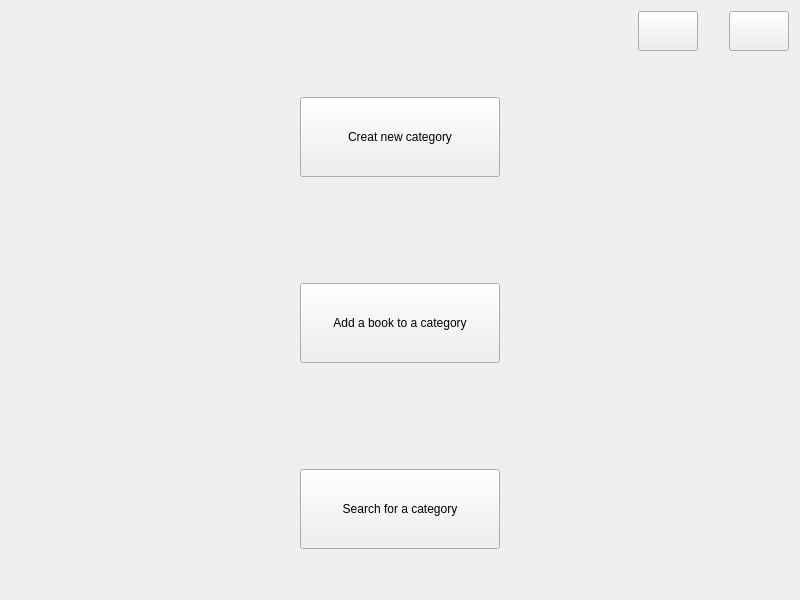
The window that Project/categories.ui (AminNaghiyan/uiap92_project) describes before a commit, drawn with Qt 5.
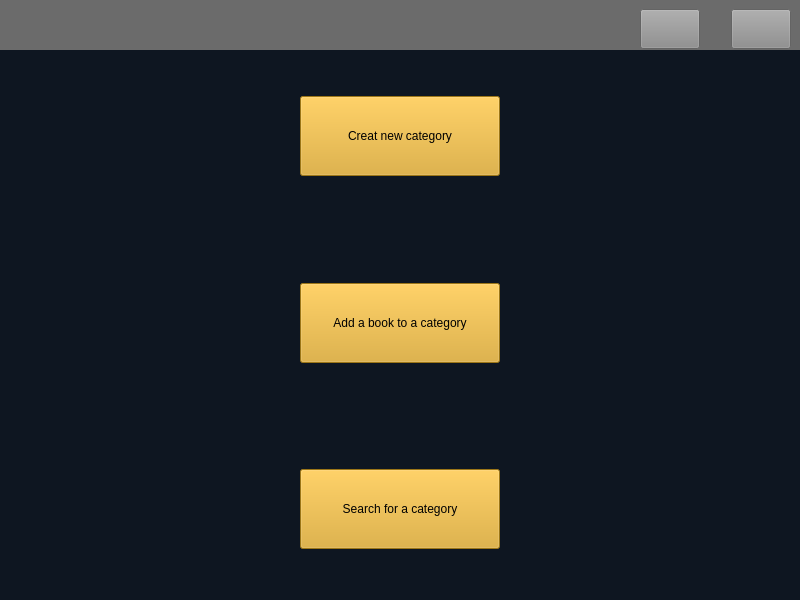
The same window after the commit. Icons and pictures are not drawn.

Commit message: Design final appearance of page Categories

Patch:
```diff
--- a/Project/categories.ui
+++ b/Project/categories.ui
@@ -13,16 +13,101 @@
   <property name="windowTitle">
    <string>Form</string>
   </property>
+  <property name="styleSheet">
+   <string notr="true">#categories
+{
+background-color : rgb(14, 22, 33)
+}
+
+#top
+{
+background-color : rgb(107, 107, 107)
+}
+
+#back::hover
+{
+	background-color: rgb(206, 206, 206);
+}
+
+#back
+{
+background-color : rgb(140, 140, 140) ;
+border-color: rgb(0, 0, 0);
+}
+#close
+{
+background-color : rgb(140, 140, 140) ;
+}
+
+#close::hover
+{
+background-color : red 
+}
+
+
+#creat_new_category
+{
+background-color : rgb(218, 165, 32)
+}
+
+#add_to_category
+{
+background-color : rgb(218, 165, 32)
+}
+
+#search_category
+{
+background-color : rgb(218, 165, 32)
+}
+
+
+#creat_new_category::hover
+{
+background-color : #008080
+}
+
+#add_to_category::hover
+{
+background-color : #008080
+}
+
+#search_category::hover
+{
+background-color : #008080
+}
+
+</string>
+  </property>
   <layout class="QVBoxLayout" name="verticalLayout">
+   <property name="leftMargin">
+    <number>0</number>
+   </property>
+   <property name="topMargin">
+    <number>0</number>
+   </property>
+   <property name="rightMargin">
+    <number>0</number>
+   </property>
    <item>
+    <widget class="QWidget" name="center" native="true">
     <layout class="QVBoxLayout" name="verticalLayout_2">
+      <property name="leftMargin">
+       <number>0</number>
+      </property>
+      <property name="topMargin">
+       <number>0</number>
+      </property>
+      <property name="rightMargin">
+       <number>0</number>
+      </property>
      <property name="bottomMargin">
       <number>0</number>
      </property>
      <item>
+       <widget class="QWidget" name="top" native="true">
       <layout class="QHBoxLayout" name="horizontalLayout">
        <property name="bottomMargin">
-        <number>0</number>
+          <number>1</number>
        </property>
        <item>
         <spacer name="horizontalSpacer">
@@ -112,6 +197,7 @@
         </widget>
        </item>
       </layout>
+       </widget>
      </item>
      <item>
       <spacer name="verticalSpacer_2">
@@ -386,6 +472,7 @@
       </spacer>
      </item>
     </layout>
+    </widget>
    </item>
   </layout>
  </widget>
```
Lines whose indentation alone changed are shown as unchanged. The commit also changes 3 other files.
